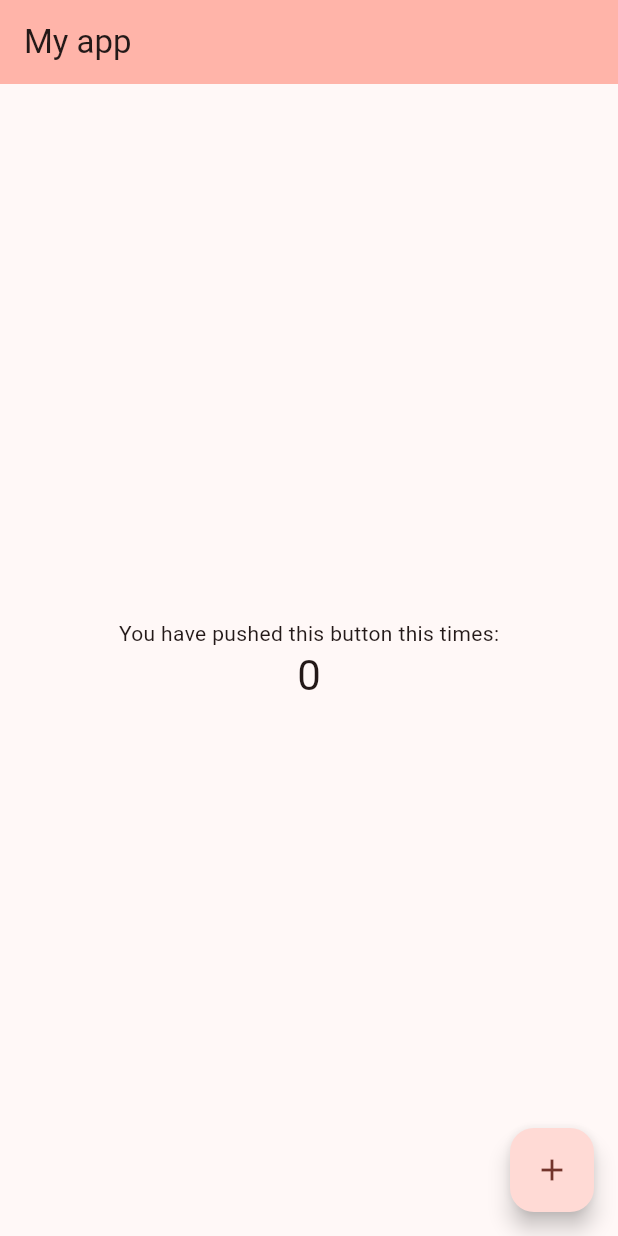
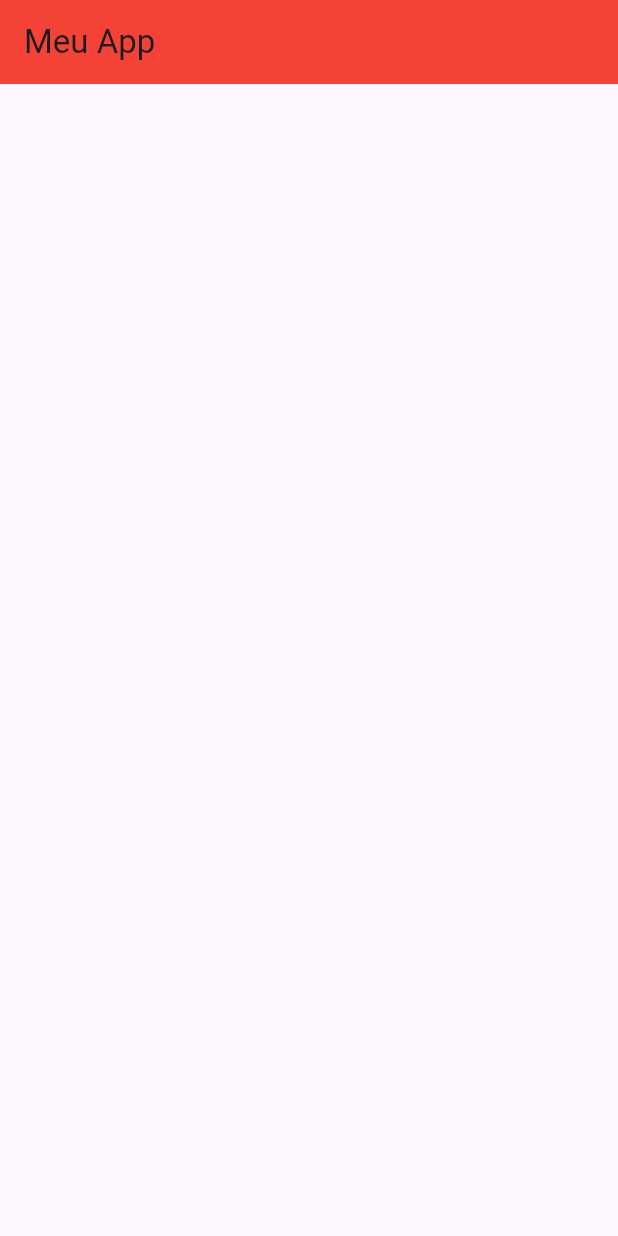
Before and after one commit to leofsousa/flutter-project-dio, a Flutter app: the screen it shows after launch, on a phone screen of 412 x 824 dp. Run offline on Flutter 3.47's test engine with Material 3 defaults, Android fonts, the phone set to English and light mode, and no system bars.

Commit message:
Update main.dart

```diff
--- a/flutter_application_1/lib/main.dart
+++ b/flutter_application_1/lib/main.dart
@@ -1,125 +1,37 @@
+import 'package:flutter/cupertino.dart';
 import 'package:flutter/material.dart';
 
-void main() {
-  runApp(const MyApp());
+void main(){
+  runApp( const MyApp());
 }
 
 class MyApp extends StatelessWidget {
   const MyApp({super.key});
 
-  // This widget is the root of your application.
   @override
   Widget build(BuildContext context) {
-    return MaterialApp(
-      title: 'Flutter Demo',
-      theme: ThemeData(
-        // This is the theme of your application.
-        //
-        // TRY THIS: Try running your application with "flutter run". You'll see
-        // the application has a purple toolbar. Then, without quitting the app,
-        // try changing the seedColor in the colorScheme below to Colors.green
-        // and then invoke "hot reload" (save your changes or press the "hot
-        // reload" button in a Flutter-supported IDE, or press "r" if you used
-        // the command line to start the app).
-        //
-        // Notice that the counter didn't reset back to zero; the application
-        // state is not lost during the reload. To reset the state, use hot
-        // restart instead.
-        //
-        // This works for code too, not just values: Most code changes can be
-        // tested with just a hot reload.
-        colorScheme: ColorScheme.fromSeed(seedColor: const Color.fromARGB(255, 183, 71, 58)),
-        useMaterial3: true,
-      ),
-      home: const MyHomePage(title: 'My app'),
+    return const MaterialApp(
+      debugShowCheckedModeBanner: false,
+      home: HomePage(),
       );
   }
 }
 
-class MyHomePage extends StatefulWidget {
-  const MyHomePage({super.key, required this.title});
-
-  // This widget is the home page of your application. It is stateful, meaning
-  // that it has a State object (defined below) that contains fields that affect
-  // how it looks.
-
-  // This class is the configuration for the state. It holds the values (in this
-  // case the title) provided by the parent (in this case the App widget) and
-  // used by the build method of the State. Fields in a Widget subclass are
-  // always marked "final".
-
-  final String title;
+class HomePage extends StatefulWidget {
+  const HomePage({super.key});
 
   @override
-  State<MyHomePage> createState() => _MyHomePageState();
+  State<HomePage> createState() => _HomePageState();
 }
 
-class _MyHomePageState extends State<MyHomePage> {
-  int _counter = 0;
-
-  void _incrementCounter() {
-    setState(() {
-      // This call to setState tells the Flutter framework that something has
-      // changed in this State, which causes it to rerun the build method below
-      // so that the display can reflect the updated values. If we changed
-      // _counter without calling setState(), then the build method would not be
-      // called again, and so nothing would appear to happen.
-      _counter++;
-    });
-  }
-
+class _HomePageState extends State<HomePage> {
   @override
   Widget build(BuildContext context) {
-    // This method is rerun every time setState is called, for instance as done
-    // by the _incrementCounter method above.
-    //
-    // The Flutter framework has been optimized to make rerunning build methods
-    // fast, so that you can just rebuild anything that needs updating rather
-    // than having to individually change instances of widgets.
     return Scaffold(
       appBar: AppBar(
-        // TRY THIS: Try changing the color here to a specific color (to
-        // Colors.amber, perhaps?) and trigger a hot reload to see the AppBar
-        // change color while the other colors stay the same.
-        backgroundColor: Theme.of(context).colorScheme.inversePrimary,
-        // Here we take the value from the MyHomePage object that was created by
-        // the App.build method, and use it to set our appbar title.
-        title: Text(widget.title),
+        title: const Text("Meu App"),
+        backgroundColor: Colors.red,
       ),
-      body: Center(
-        // Center is a layout widget. It takes a single child and positions it
-        // in the middle of the parent.
-        child: Column(
-          // Column is also a layout widget. It takes a list of children and
-          // arranges them vertically. By default, it sizes itself to fit its
-          // children horizontally, and tries to be as tall as its parent.
-          //
-          // Column has various properties to control how it sizes itself and
-          // how it positions its children. Here we use mainAxisAlignment to
-          // center the children vertically; the main axis here is the vertical
-          // axis because Columns are vertical (the cross axis would be
-          // horizontal).
-          //
-          // TRY THIS: Invoke "debug painting" (choose the "Toggle Debug Paint"
-          // action in the IDE, or press "p" in the console), to see the
-          // wireframe for each widget.
-          mainAxisAlignment: MainAxisAlignment.center,
-          children: <Widget>[
-            const Text(
-              'You have pushed this button this times:',
-            ),
-            Text(
-              '$_counter',
-              style: Theme.of(context).textTheme.headlineMedium,
-            ),
-          ],
-        ),
-      ),
-      floatingActionButton: FloatingActionButton(
-        onPressed: _incrementCounter,
-        tooltip: 'Increment',
-        child: const Icon(Icons.add),
-      ), // This trailing comma makes auto-formatting nicer for build methods.
     );
   }
 }
```
Lines whose indentation alone changed are shown as unchanged.
